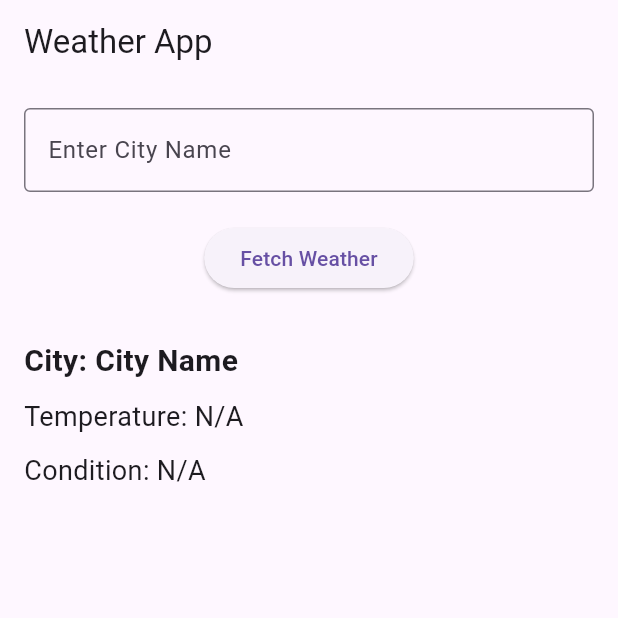
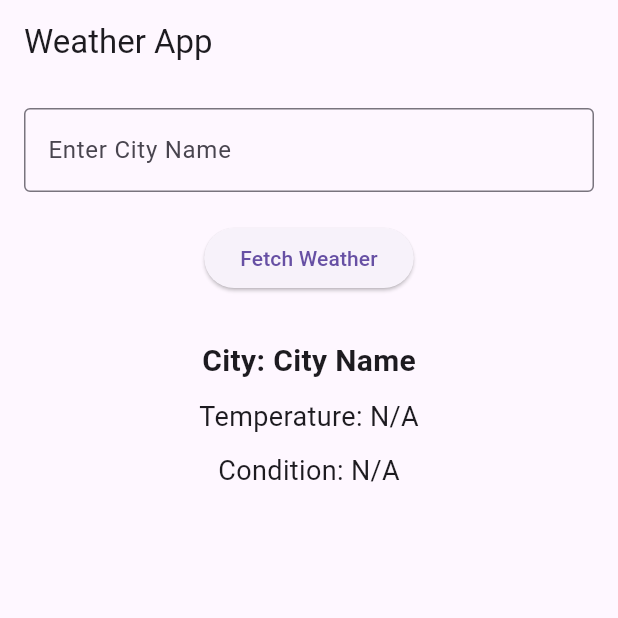
Before and after one commit to Harisurya123-byte/ClassActivity5, a Flutter app: the screen it shows after launch, on a phone screen of 412 x 824 dp, the top half of it. Run offline on Flutter 3.47's test engine with Material 3 defaults, Android fonts, the phone set to English and light mode, and no system bars.

Commit message:
Final testing and adjustments

```diff
--- a/lib/main.dart
+++ b/lib/main.dart
@@ -10,7 +10,9 @@ class WeatherApp extends StatelessWidget {
   Widget build(BuildContext context) {
     return MaterialApp(
       title: 'Simple Weather App',
-      theme: ThemeData(primarySwatch: Colors.blue),
+      theme: ThemeData(
+        primarySwatch: Colors.purple,  // Set the theme to purple
+      ),
       home: WeatherScreen(),
     );
   }
@@ -57,8 +59,9 @@ class _WeatherScreenState extends State<WeatherScreen> {
       ),
       body: Padding(
         padding: const EdgeInsets.all(16.0),
+        child: Center( // Center everything
           child: Column(
-          crossAxisAlignment: CrossAxisAlignment.start,
+            crossAxisAlignment: CrossAxisAlignment.center,  // Center elements horizontally
             children: [
               // Input field for city name
               TextField(
@@ -71,11 +74,9 @@ class _WeatherScreenState extends State<WeatherScreen> {
               SizedBox(height: 20),
 
               // Button to fetch weather
-            Center(
-              child: ElevatedButton(
+              ElevatedButton(
                 onPressed: fetchWeather,
                 child: Text('Fetch Weather'),
-              ),
               ),
               SizedBox(height: 30),
 
@@ -94,7 +95,9 @@ class _WeatherScreenState extends State<WeatherScreen> {
                 'Condition: ${weatherCondition.isEmpty ? 'N/A' : weatherCondition}',
                 style: TextStyle(fontSize: 18),
               ),
+              Spacer(),  // Add spacer to push the content above upwards
             ],
+          ),
         ),
       ),
     );
```
Lines whose indentation alone changed are shown as unchanged.
